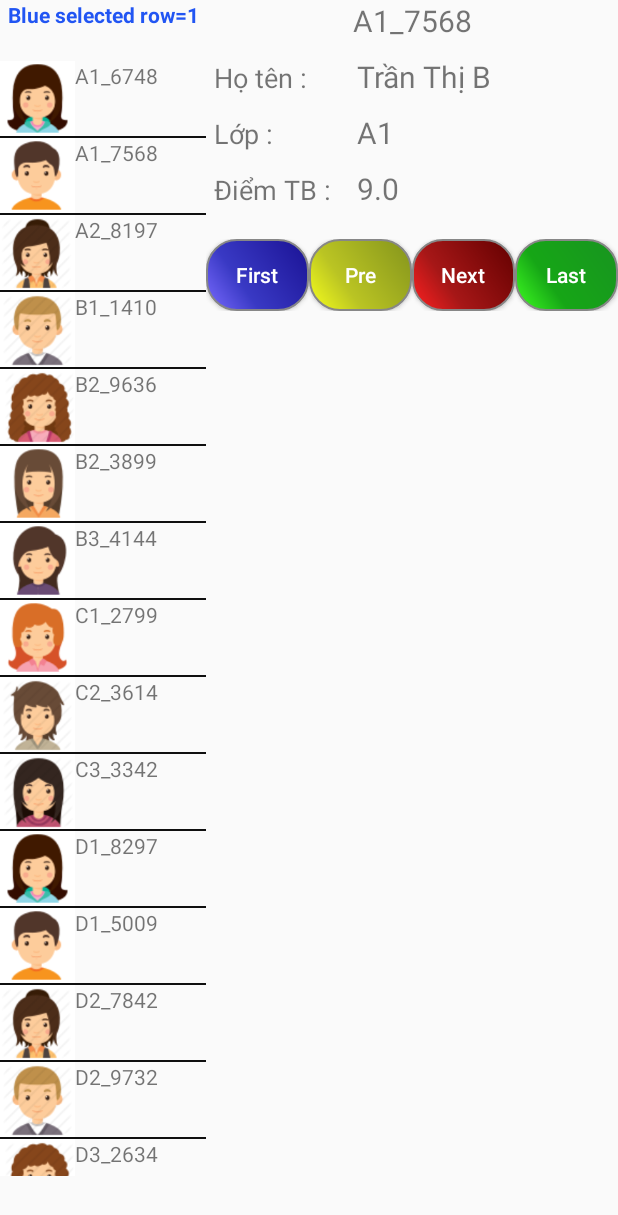
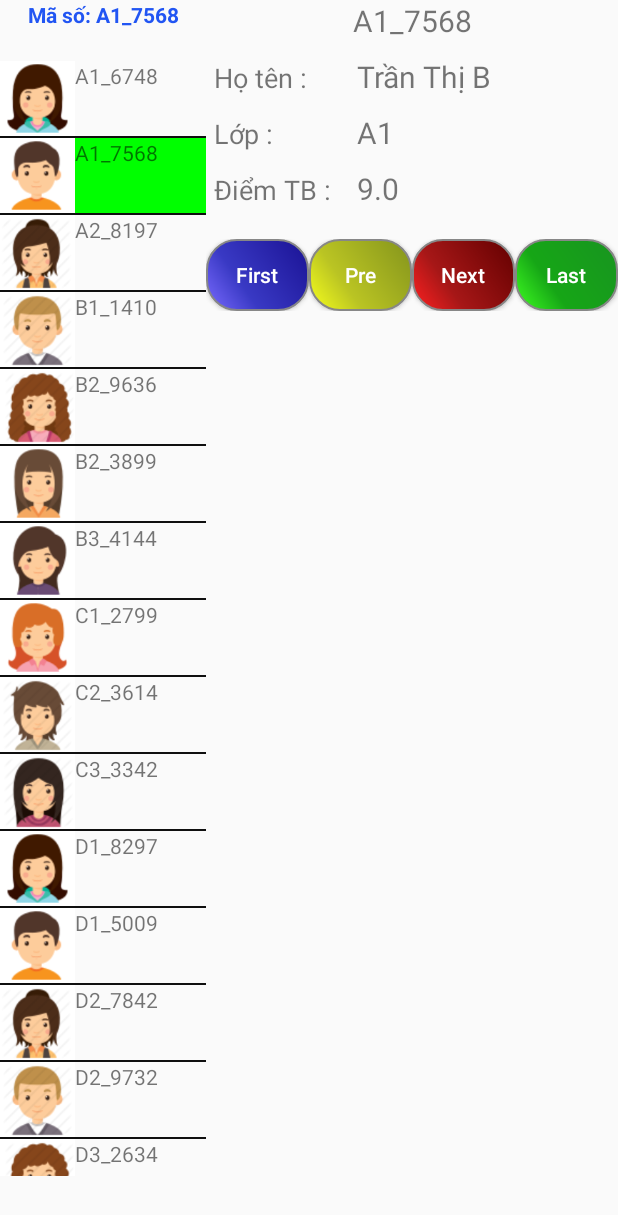
Before and after one commit to nguyenhuynhminhthuan265/BT_Fragment, an Android app: the screen it shows after launch (MainActivity), after a tap on "Next", on a phone screen of 412 x 824 dp. Shown: the top 1215 px of the screen. Run offline under Robolectric (Android 15) with nearby library versions, the phone set to English and light mode, and no system bars; 3 other taps on this screen came first.

Commit message:
bổ sung yêu cầu làm ẩn button, highlight item lỗi khi cuộn

```diff
--- a/app/src/main/java/com/example/bt_fragment/CustomListAdapter.java
+++ b/app/src/main/java/com/example/bt_fragment/CustomListAdapter.java
@@ -27,6 +27,16 @@ public class CustomListAdapter extends ArrayAdapter<Student> {
         layoutToBeInflated = resource;
     }
 
+    @Override
+    public int getViewTypeCount() {
+        return getCount();
+    }
+
+    @Override
+    public int getItemViewType(int position) {
+        return position;
+    }
+
     public View getView(int position, View convertView, ViewGroup parent) {
         LayoutInflater layoutInflater = ((Activity) context).getLayoutInflater();
         View row = layoutInflater.inflate(R.layout.layout_list_item, null);
--- a/app/src/main/java/com/example/bt_fragment/FragmentBlue.java
+++ b/app/src/main/java/com/example/bt_fragment/FragmentBlue.java
@@ -37,6 +37,7 @@ public class FragmentBlue extends Fragment implements FragmentCallback{
     TextView txtBlue;
     ListView listView;
     CustomListAdapter adapter;
+    int oldPos=0;
 
     private void readResource() throws IOException
     {
@@ -92,19 +93,25 @@ public class FragmentBlue extends Fragment implements FragmentCallback{
         listView = (ListView) layout_blue.findViewById(R.id.listViewBlue);
         listView.setBackgroundColor(Color.parseColor("#ffccddff"));
 
-        adapter = new CustomListAdapter(context,
-                R.layout.layout_list_item, students);
+        adapter = new CustomListAdapter(context,R.layout.layout_list_item, students);
         listView.setAdapter(adapter);
 
-//        listView.setSelection(0);
-//        listView.smoothScrollToPosition(0);
 
         listView.setOnItemClickListener(new AdapterView.OnItemClickListener() {
             @Override
             public void onItemClick(AdapterView<?> parent, View v, int position, long id) {
-                v.setSelected(true);
                 main.onMsgFromFragToMain("BLUE-FRAG", students, position);
-                txtBlue.setText("Blue selected row=" + position);
+                Toast.makeText(main,"Selected:!" + position, LENGTH_SHORT).show();
+                txtBlue.setText("Mã số: " + students.get(position).get_id());
+
+                if (position!=oldPos)
+                {
+
+                    listView.getChildAt(oldPos).setBackgroundColor(Color.TRANSPARENT);
+                    listView.getChildAt(position).setBackgroundColor(Color.GREEN);
+                }
+
+                oldPos=position;
             }
         });
 
@@ -117,10 +124,8 @@ public class FragmentBlue extends Fragment implements FragmentCallback{
     @Override
     public void onMsgFromMainToFragment(List<Student> students, int position)
     {
-        listView.performItemClick(listView,position,1);
-        //listView.setSelection(position);
+        listView.performItemClick(listView,position,listView.getAdapter().getItemId(position));
 
-        adapter.notifyDataSetChanged();
         Toast.makeText(main,"Selected:!" + position, LENGTH_SHORT).show();
     }
 }
--- a/app/src/main/java/com/example/bt_fragment/FragmentRed.java
+++ b/app/src/main/java/com/example/bt_fragment/FragmentRed.java
@@ -70,6 +70,48 @@ public class FragmentRed extends Fragment implements FragmentCallback {
         return view_layout_red;
 
     }
+
+    private void setButtonClickable(final List<Student> arr,int  pos)
+    {
+        if (pos==0)
+        {
+            btnFirst.setEnabled(false);
+            btnFirst.getBackground().setAlpha(60);
+            btnNext.setEnabled(true);
+            btnNext.getBackground().setAlpha(255);
+            btnPre.setEnabled(false);
+            btnPre.getBackground().setAlpha(60);
+            btnLast.setEnabled(true);
+            btnLast.getBackground().setAlpha(255);
+
+        }
+        else
+            if (pos==arr.size()-1)
+            {
+                btnFirst.setEnabled(true);
+                btnFirst.getBackground().setAlpha(255);
+                btnNext.setEnabled(false);
+                btnNext.getBackground().setAlpha(60);
+                btnPre.setEnabled(true);
+                btnPre.getBackground().setAlpha(255);
+                btnLast.setEnabled(false);
+                btnLast.getBackground().setAlpha(255);
+
+            }
+            else
+            {
+                btnFirst.setEnabled(true);
+                btnFirst.getBackground().setAlpha(255);
+                btnNext.setEnabled(true);
+                btnNext.getBackground().setAlpha(255);
+                btnPre.setEnabled(true);
+                btnPre.getBackground().setAlpha(255);
+                btnLast.setEnabled(true);
+                btnLast.getBackground().setAlpha(255);
+
+            }
+    }
+
     @Override
     public void onMsgFromMainToFragment(final List<Student> students, final int position) {
 // receiving a message from MainActivity (it may happen at any point in time)
@@ -78,17 +120,18 @@ public class FragmentRed extends Fragment implements FragmentCallback {
         hoTen.setText(students.get(position).get_name());
         lop.setText(students.get(position).get_class());
         diem.setText(String.valueOf(students.get(position).get_grade()));
-        final int size = students.size() - 1;
+        setButtonClickable(students,position);
+
         btnFirst.setOnClickListener(new View.OnClickListener() {
             @Override
             public void onClick(View v) {
                // String redMessage = "Red clock:\n" + new Date().toString();
                 //maSo.setText(redMessage);
                 //main.onMsgFromFragToMain("RED-FRAG", redMessage);
-                maSo.setText(students.get(0).get_id());
+               /* maSo.setText(students.get(0).get_id());
                 hoTen.setText(students.get(0).get_name());
                 lop.setText(students.get(0).get_class());
-                diem.setText(String.valueOf(students.get(0).get_grade()));
+                diem.setText(String.valueOf(students.get(0).get_grade()));*/
                 main.onMsgFromFragToMain("RED-FRAG", students, 0);
                 onMsgFromMainToFragment(students, 0);
 
@@ -100,12 +143,12 @@ public class FragmentRed extends Fragment implements FragmentCallback {
                 // String redMessage = "Red clock:\n" + new Date().toString();
                 //maSo.setText(redMessage);
                 //main.onMsgFromFragToMain("RED-FRAG", redMessage);
-                maSo.setText(students.get(size).get_id());
-                hoTen.setText(students.get(size).get_name());
-                lop.setText(students.get(size).get_class());
-                diem.setText(String.valueOf(students.get(size).get_grade()));
-                main.onMsgFromFragToMain("RED-FRAG", students, size);
-                onMsgFromMainToFragment(students, size);
+               /* maSo.setText(students.get(students.size() -1).get_id());
+                hoTen.setText(students.get(students.size() -1).get_name());
+                lop.setText(students.get(students.size() -1).get_class());
+                diem.setText(String.valueOf(students.get(students.size() -1).get_grade()));*/
+                main.onMsgFromFragToMain("RED-FRAG", students, students.size() -1);
+                onMsgFromMainToFragment(students, students.size() -1);
 
             }
         });
@@ -137,7 +180,7 @@ public class FragmentRed extends Fragment implements FragmentCallback {
 //                hoTen.setText(students.get(position+1).get_name());
 //                lop.setText(students.get(position+1).get_class());
 //                diem.setText(String.valueOf(students.get(position+1).get_grade()));
-                if (position<size){
+                if (position<students.size() -1){
                     main.onMsgFromFragToMain("RED-FRAG", students,position+1);
                     onMsgFromMainToFragment(students, position+1);
                 }
--- a/app/src/main/res/layout/layout_blue.xml
+++ b/app/src/main/res/layout/layout_blue.xml
@@ -11,7 +11,7 @@
         android:id="@+id/textViewBlue"
         android:layout_width="match_parent"
         android:layout_height="0dp"
-        android:text="Blue Layout"
+        android:text="Mã số:"
         android:layout_weight="1"
         android:textColor="#2155F3"
         android:textStyle="bold"
```
